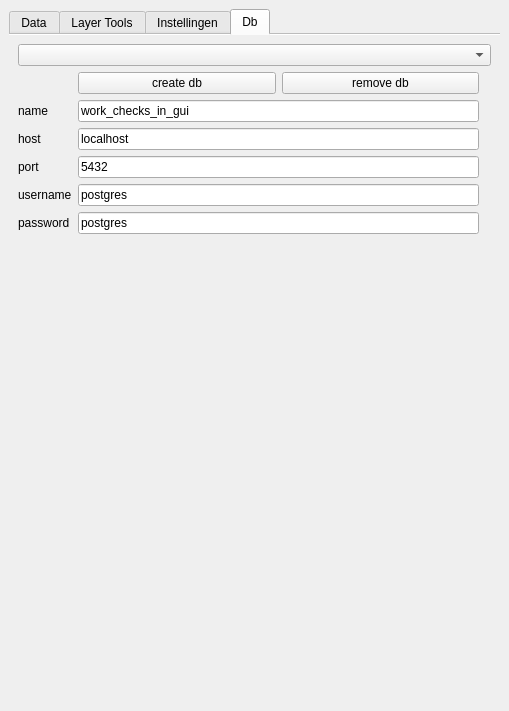
First picture: the form in Datachecker_dockwidget_base.ui, repository Siebrand-HHD/OASDGLDatachecker, before the edit.
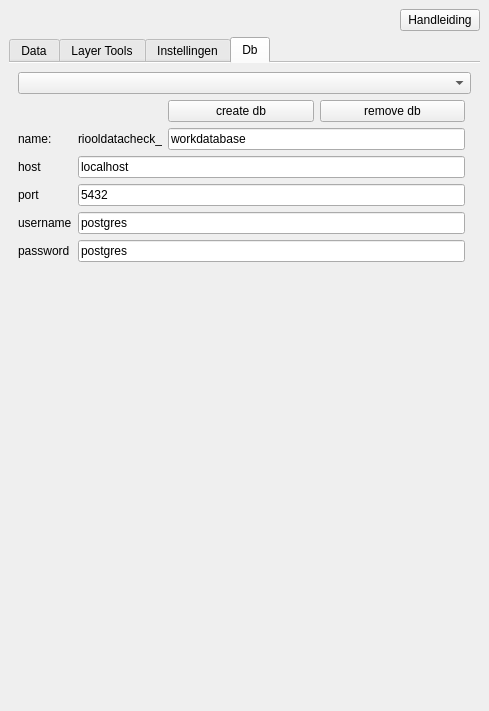
Second picture: the form after the edit. The open tabs and pages were chosen to show the change. Custom widgets are drawn as their Qt base class.

```diff
--- a/Datachecker_dockwidget_base.ui
+++ b/Datachecker_dockwidget_base.ui
@@ -6,7 +6,7 @@
    <rect>
     <x>0</x>
     <y>0</y>
-    <width>509</width>
+    <width>489</width>
     <height>711</height>
    </rect>
   </property>
@@ -15,6 +15,30 @@
   </property>
   <widget class="QWidget" name="dockWidgetContents">
    <layout class="QVBoxLayout" name="verticalLayout_3">
+    <item>
+     <layout class="QHBoxLayout" name="horizontalLayout_4">
+      <item>
+       <spacer name="horizontalSpacer_5">
+        <property name="orientation">
+         <enum>Qt::Horizontal</enum>
+        </property>
+        <property name="sizeHint" stdset="0">
+         <size>
+          <width>40</width>
+          <height>20</height>
+         </size>
+        </property>
+       </spacer>
+      </item>
+      <item>
+       <widget class="QPushButton" name="pHandleiding">
+        <property name="text">
+         <string>Handleiding</string>
+        </property>
+       </widget>
+      </item>
+     </layout>
+    </item>
     <item>
      <widget class="QTabWidget" name="tabWidget">
       <property name="enabled">
@@ -33,7 +57,7 @@
        <bool>true</bool>
       </property>
       <property name="currentIndex">
-       <number>1</number>
+       <number>3</number>
       </property>
       <property name="documentMode">
        <bool>true</bool>
@@ -111,12 +135,21 @@
                <height>16777215</height>
               </size>
              </property>
+             <property name="acceptDrops">
+              <bool>true</bool>
+             </property>
              <property name="showDropIndicator" stdset="0">
               <bool>false</bool>
              </property>
              <property name="dragEnabled">
               <bool>false</bool>
              </property>
+             <property name="dragDropMode">
+              <enum>QAbstractItemView::DragDrop</enum>
+             </property>
+             <property name="defaultDropAction">
+              <enum>Qt::MoveAction</enum>
+             </property>
              <property name="alternatingRowColors">
               <bool>false</bool>
              </property>
@@ -211,10 +244,10 @@
               <bool>true</bool>
              </property>
              <property name="dragDropMode">
-              <enum>QAbstractItemView::DragOnly</enum>
+              <enum>QAbstractItemView::DragDrop</enum>
              </property>
              <property name="defaultDropAction">
-              <enum>Qt::CopyAction</enum>
+              <enum>Qt::MoveAction</enum>
              </property>
              <property name="selectionMode">
               <enum>QAbstractItemView::SingleSelection</enum>
@@ -225,6 +258,9 @@
             <layout class="QHBoxLayout" name="horizontalLayout">
              <item>
               <widget class="QLabel" name="label_23">
+               <property name="acceptDrops">
+                <bool>false</bool>
+               </property>
                <property name="text">
                 <string>Putten</string>
                </property>
@@ -1085,13 +1121,6 @@
         <string>Db</string>
        </attribute>
        <layout class="QGridLayout" name="gridLayout_2">
-        <item row="3" column="0">
-         <widget class="QLabel" name="label_25">
-          <property name="text">
-           <string>host</string>
-          </property>
-         </widget>
-        </item>
         <item row="6" column="0">
          <widget class="QLabel" name="label_28">
           <property name="text">
@@ -1102,20 +1131,38 @@
         <item row="2" column="0">
          <widget class="QLabel" name="label_57">
           <property name="text">
-           <string>name</string>
+           <string>name: </string>
           </property>
          </widget>
         </item>
         <item row="0" column="0" colspan="4">
          <widget class="QComboBox" name="bestaandeDatabases"/>
         </item>
-        <item row="4" column="1">
-         <widget class="QLineEdit" name="dbPort">
+        <item row="3" column="0">
+         <widget class="QLabel" name="label_25">
           <property name="text">
-           <string>5432</string>
+           <string>host</string>
           </property>
          </widget>
         </item>
+        <item row="1" column="2">
+         <layout class="QHBoxLayout" name="horizontalLayout_6">
+          <item>
+           <widget class="QPushButton" name="createdbButton">
+            <property name="text">
+             <string>create db</string>
+            </property>
+           </widget>
+          </item>
+          <item>
+           <widget class="QPushButton" name="pushButton_4">
+            <property name="text">
+             <string>remove db</string>
+            </property>
+           </widget>
+          </item>
+         </layout>
+        </item>
         <item row="4" column="0">
          <widget class="QLabel" name="label_26">
           <property name="text">
@@ -1130,64 +1177,69 @@
           </property>
          </widget>
         </item>
-        <item row="2" column="1">
+        <item row="7" column="2">
+         <spacer name="verticalSpacer_13">
+          <property name="orientation">
+           <enum>Qt::Vertical</enum>
+          </property>
+          <property name="sizeHint" stdset="0">
+           <size>
+            <width>20</width>
+            <height>40</height>
+           </size>
+          </property>
+         </spacer>
+        </item>
+        <item row="2" column="2">
          <widget class="QLineEdit" name="dbName">
           <property name="text">
-           <string>work_checks_in_gui</string>
+           <string>workdatabase</string>
           </property>
          </widget>
         </item>
-        <item row="5" column="1">
-         <widget class="QLineEdit" name="dbUsername">
+        <item row="2" column="1">
+         <widget class="QLabel" name="label_7">
           <property name="text">
-           <string>postgres</string>
+           <string>riooldatacheck_</string>
           </property>
-         </widget>
-        </item>
-        <item row="6" column="1">
-         <widget class="QLineEdit" name="dbPassword">
-          <property name="text">
-           <string>postgres</string>
+          <property name="scaledContents">
+           <bool>true</bool>
           </property>
+          <property name="alignment">
+           <set>Qt::AlignRight|Qt::AlignTrailing|Qt::AlignVCenter</set>
+          </property>
+          <property name="wordWrap">
+           <bool>true</bool>
+          </property>
          </widget>
         </item>
-        <item row="3" column="1">
+        <item row="3" column="1" colspan="2">
          <widget class="QLineEdit" name="dbHost">
           <property name="text">
            <string>localhost</string>
           </property>
          </widget>
         </item>
-        <item row="7" column="1">
-         <spacer name="verticalSpacer_13">
-          <property name="orientation">
-           <enum>Qt::Vertical</enum>
+        <item row="4" column="1" colspan="2">
+         <widget class="QLineEdit" name="dbPort">
+          <property name="text">
+           <string>5432</string>
           </property>
-          <property name="sizeHint" stdset="0">
-           <size>
-            <width>20</width>
-            <height>40</height>
-           </size>
+         </widget>
+        </item>
+        <item row="5" column="1" colspan="2">
+         <widget class="QLineEdit" name="dbUsername">
+          <property name="text">
+           <string>postgres</string>
           </property>
-         </spacer>
+         </widget>
         </item>
-        <item row="1" column="1">
-         <layout class="QHBoxLayout" name="horizontalLayout_6">
-          <item>
-           <widget class="QPushButton" name="createdbButton">
-            <property name="text">
-             <string>create db</string>
-            </property>
-           </widget>
-          </item>
-          <item>
-           <widget class="QPushButton" name="pushButton_4">
-            <property name="text">
-             <string>remove db</string>
-            </property>
-           </widget>
-          </item>
-         </layout>
+        <item row="6" column="1" colspan="2">
+         <widget class="QLineEdit" name="dbPassword">
+          <property name="text">
+           <string>postgres</string>
+          </property>
+         </widget>
         </item>
        </layout>
       </widget>
```
